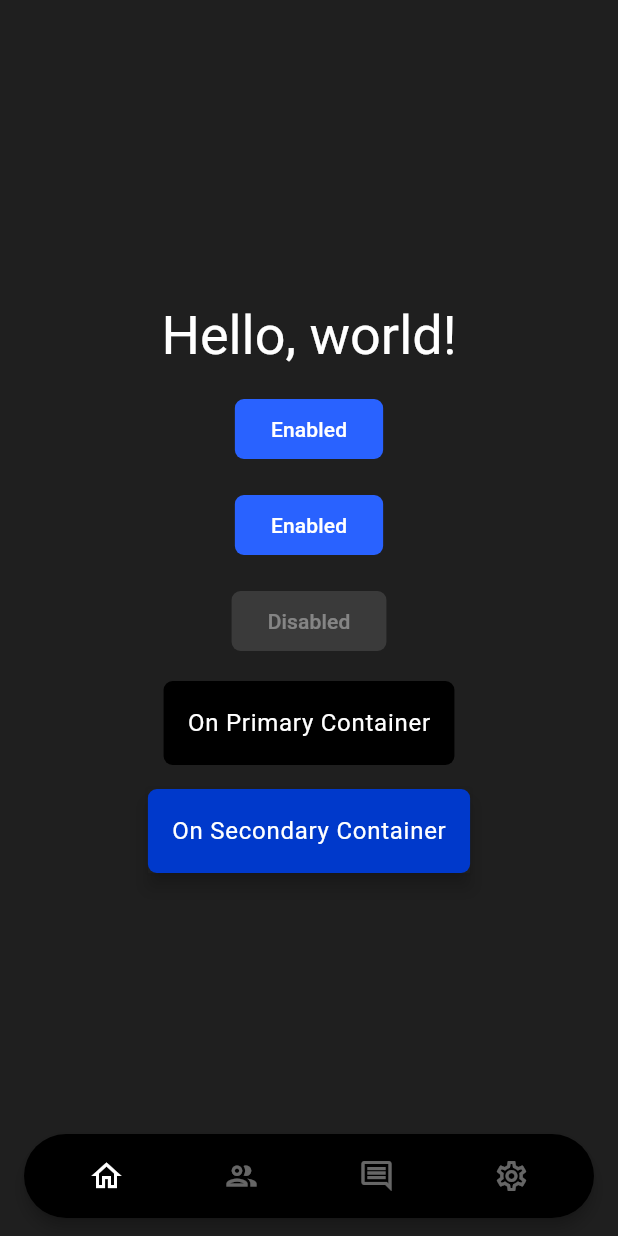
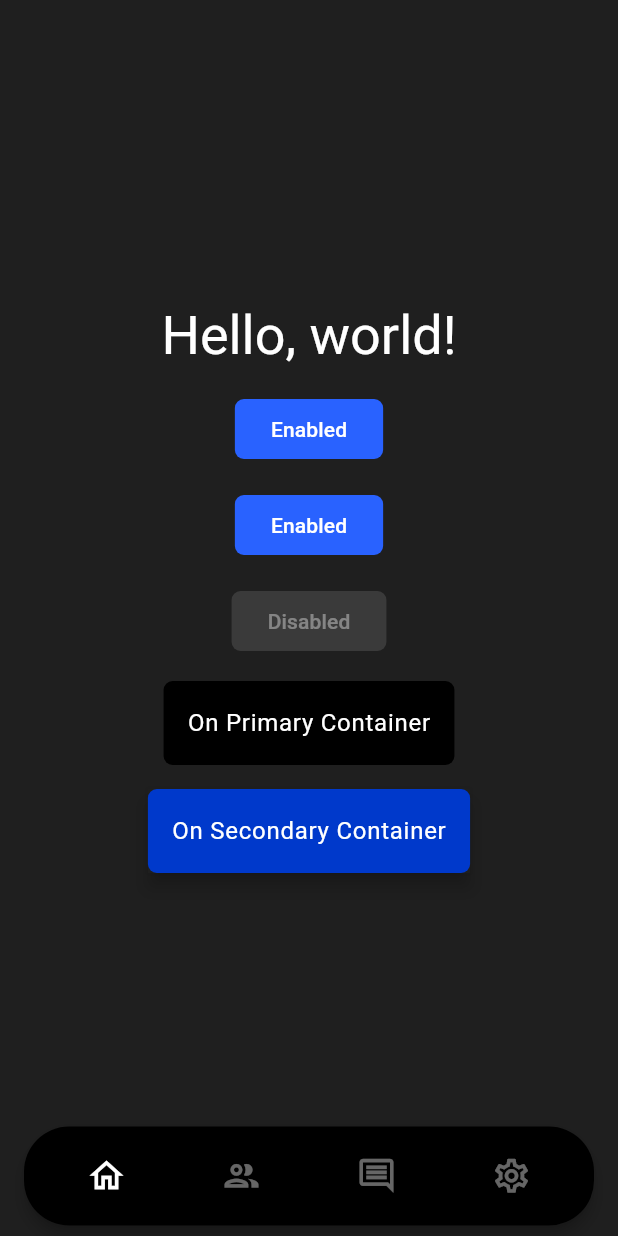
Before and after one commit to Legal-Mentors-Network/frontend, a Flutter app: the screen it shows after launch, on a phone screen of 412 x 824 dp. Run offline on Flutter 3.47's test engine with Material 3 defaults, Android fonts, the phone set to English and light mode, and no system bars; our stand-ins replace flutter_riverpod, go_router.

Commit message:
improve bottom bar

```diff
--- a/app/lib/common/components/bottom_bar/bottom_bar.dart
+++ b/app/lib/common/components/bottom_bar/bottom_bar.dart
@@ -24,15 +24,16 @@ class AppBottomBar extends ConsumerWidget {
     }
 
     return BottomAppBar(
+      padding: const EdgeInsets.symmetric(horizontal: lg, vertical: sm),
       child: Material(
         elevation: xs,
-        borderRadius: BorderRadius.circular(60.0),
+        borderRadius: BorderRadius.circular(mx),
         child: Container(
           height: 60,
           padding: const EdgeInsets.symmetric(horizontal: md),
           decoration: BoxDecoration(
             color: context.colors.primaryContainer,
-            borderRadius: BorderRadius.circular(60.0),
+            borderRadius: BorderRadius.circular(mx),
           ),
           child: Row(
             children: [
--- a/app/lib/common/components/bottom_bar/nav_item.dart
+++ b/app/lib/common/components/bottom_bar/nav_item.dart
@@ -19,6 +19,7 @@ class NavItem extends StatelessWidget {
         onTap: onTap,
         child: Icon(
           icon,
+          size: 27.0,
           color: selected ? Colors.white : Colors.white.withOpacity(0.4),
         ),
       ),
```
